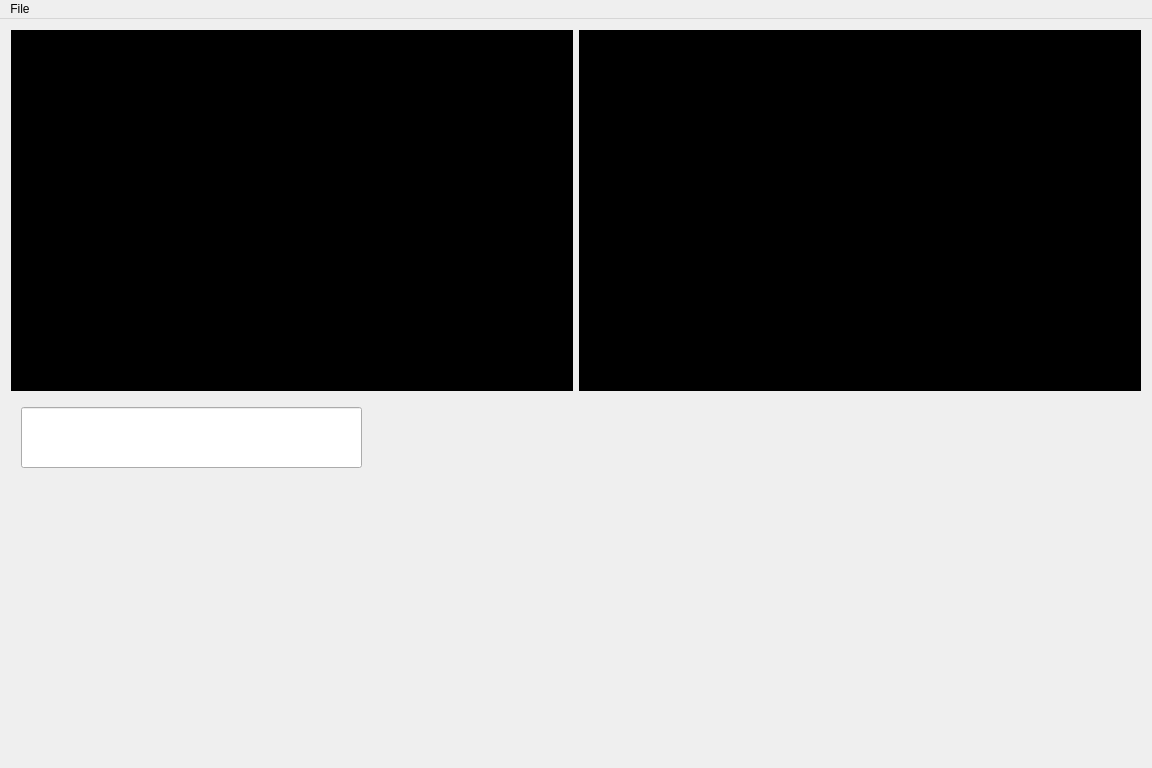
Before: the Qt Designer form codec-preview/codeccomparisonwindow.ui in pszopinski/codec-preview, drawn with Qt 5.
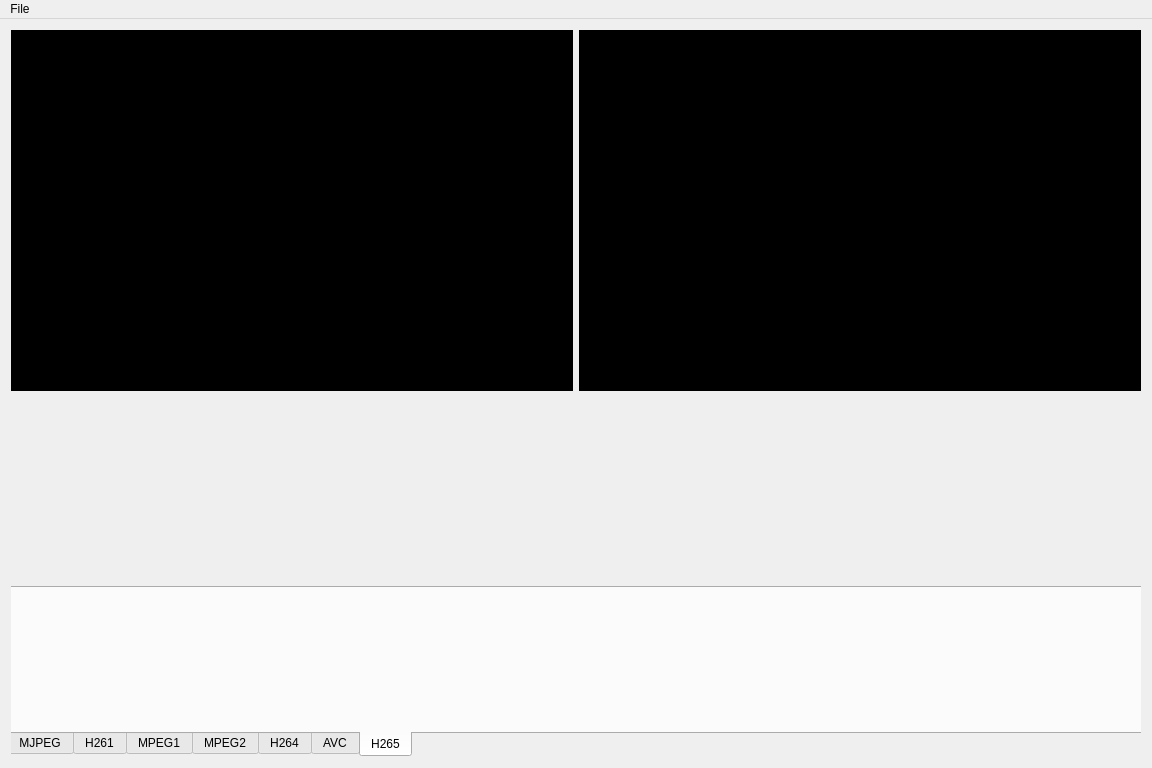
After: the same form once the commit is applied. Custom widgets are drawn as their Qt base class.

What changed in the file:
```diff
--- a/codec-preview/codeccomparisonwindow.ui
+++ b/codec-preview/codeccomparisonwindow.ui
@@ -37,15 +37,56 @@
       </item>
       <item>
        <widget class="QWidget" name="widget" native="true">
-        <widget class="QLineEdit" name="frameTypes">
+        <widget class="QTabWidget" name="tabWidget">
          <property name="geometry">
           <rect>
-           <x>10</x>
-           <y>10</y>
-           <width>341</width>
-           <height>61</height>
+           <x>-4</x>
+           <y>189</y>
+           <width>1141</width>
+           <height>171</height>
           </rect>
          </property>
+         <property name="tabPosition">
+          <enum>QTabWidget::South</enum>
+         </property>
+         <property name="currentIndex">
+          <number>6</number>
+         </property>
+         <widget class="QWidget" name="MJPEG">
+          <attribute name="title">
+           <string>MJPEG</string>
+          </attribute>
+         </widget>
+         <widget class="QWidget" name="H261">
+          <attribute name="title">
+           <string>H261</string>
+          </attribute>
+         </widget>
+         <widget class="QWidget" name="MPEG1">
+          <attribute name="title">
+           <string>MPEG1</string>
+          </attribute>
+         </widget>
+         <widget class="QWidget" name="MPEG2">
+          <attribute name="title">
+           <string>MPEG2</string>
+          </attribute>
+         </widget>
+         <widget class="QWidget" name="H264">
+          <attribute name="title">
+           <string>H264</string>
+          </attribute>
+         </widget>
+         <widget class="QWidget" name="AVC">
+          <attribute name="title">
+           <string>AVC</string>
+          </attribute>
+         </widget>
+         <widget class="QWidget" name="H265">
+          <attribute name="title">
+           <string>H265</string>
+          </attribute>
+         </widget>
         </widget>
        </widget>
       </item>
```
Left out of the diff: 3 changed lines with no effect on the pictures.
